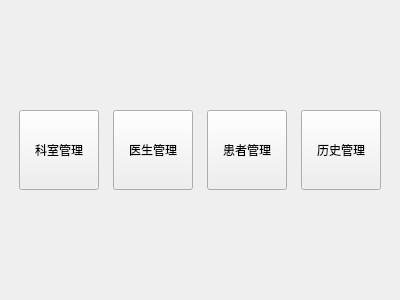
This is DiagnoseSystem/ui/welcomeview.ui in moonnight123/QTDiagnoseSystem as Qt 5 draws it before an edit. The edited form follows.
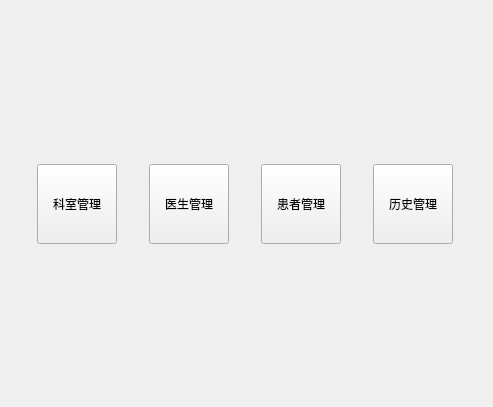
This is the edited form.

What changed in the file:
```diff
--- a/DiagnoseSystem/ui/welcomeview.ui
+++ b/DiagnoseSystem/ui/welcomeview.ui
@@ -6,8 +6,8 @@
    <rect>
     <x>0</x>
     <y>0</y>
-    <width>400</width>
-    <height>300</height>
+    <width>493</width>
+    <height>407</height>
    </rect>
   </property>
   <property name="windowTitle">
```
